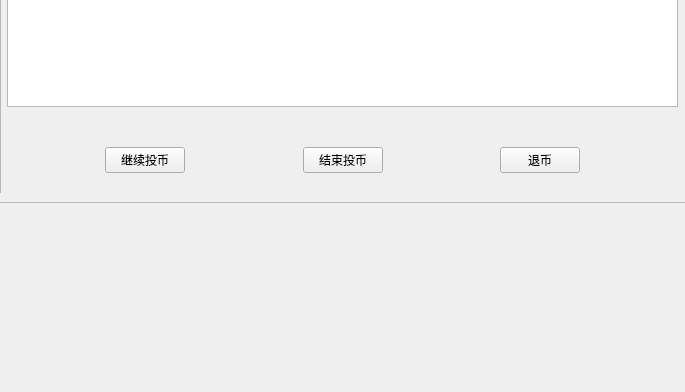
Old version of the form ticket/CompensationFareWidget.ui in the repository EllieYY/ism; both pictures show x 232 to 917 and y 440 to 832 of the 1031 by 832 pixel window.
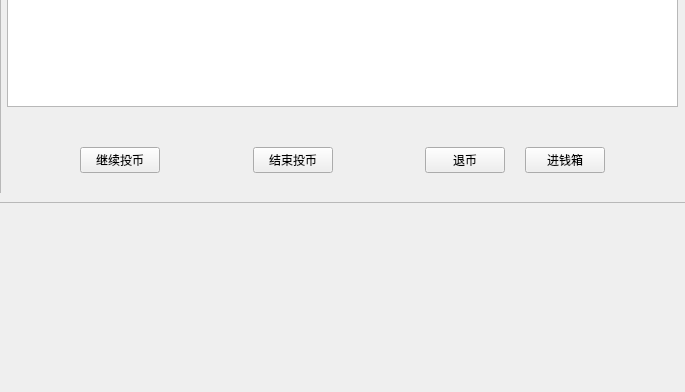
New version of the form.

```diff
--- a/ticket/CompensationFareWidget.ui
+++ b/ticket/CompensationFareWidget.ui
@@ -249,6 +249,13 @@
                </property>
               </widget>
              </item>
+             <item>
+              <widget class="QPushButton" name="pushButton">
+               <property name="text">
+                <string>进钱箱</string>
+               </property>
+              </widget>
+             </item>
              <item>
               <spacer name="horizontalSpacer_3">
                <property name="orientation">
```
